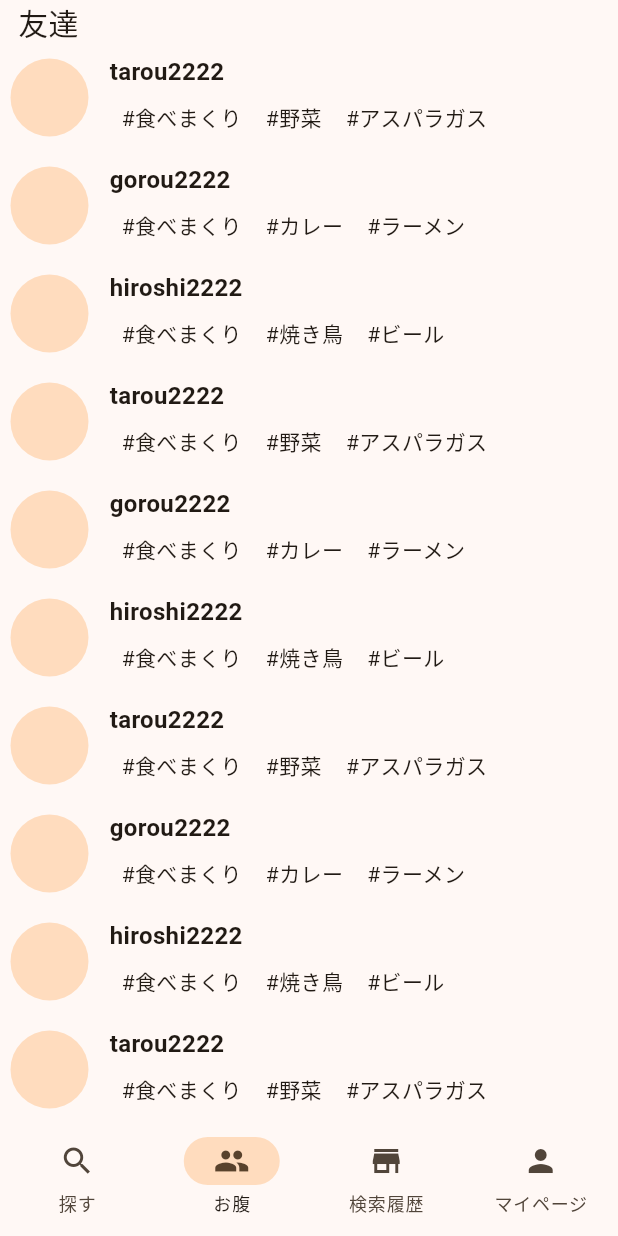
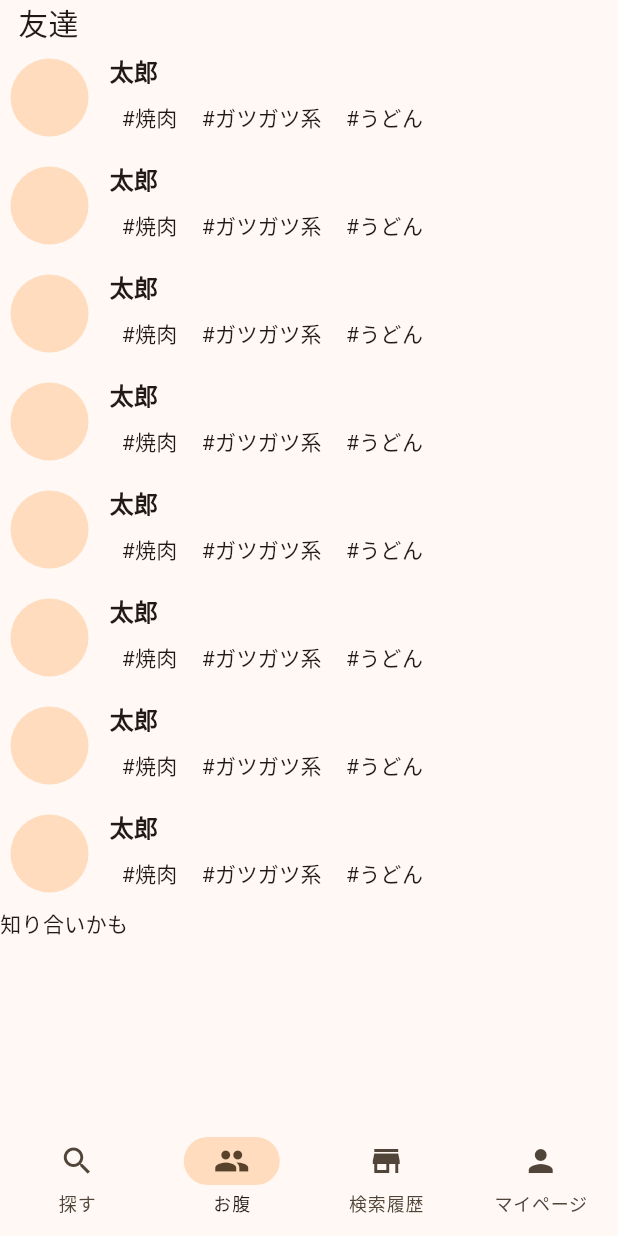
Before and after one commit to meshiiku/prototype_v1, a Flutter app: the screen it shows after launch, item 2 of the bottom bar chosen, on a phone screen of 412 x 824 dp. Run offline on Flutter 3.47's test engine with Material 3 defaults, Android fonts, the phone set to English and light mode, and no system bars; our stand-ins replace device_preview, envied, flutter_map, geolocator, latlong2; missing offline and left inert: app_settings, flutter_map_animations, flutter_map_marker_cluster.

Commit message:
change: ユーザープロフィールの構造を変更

```diff
--- a/lib/components/user_card.dart
+++ b/lib/components/user_card.dart
@@ -21,7 +21,13 @@ class UserCard extends StatelessWidget {
             margin: EdgeInsets.all(2),
             child: Row(
               children: [
-                CircleAvatar(radius: 26),
+                CircleAvatar(
+                  radius: 26,
+                  backgroundImage:
+                      profile.profileImage != null
+                          ? NetworkImage(profile.profileImage!)
+                          : null,
+                ),
                 SizedBox(width: 14),
                 Column(
                   crossAxisAlignment: CrossAxisAlignment.start,
--- a/lib/constants/user_profile_dummies.dart
+++ b/lib/constants/user_profile_dummies.dart
@@ -1,64 +1,12 @@
 import "package:prototype_v1/model/user_profile.dart";
 
 final dummyUsers = [
-  UserProfile("tarou2222", ["食べまくり", "野菜", "アスパラガス"]),
-  UserProfile("gorou2222", ["食べまくり", "カレー", "ラーメン"]),
-  UserProfile("hiroshi2222", ["食べまくり", "焼き鳥", "ビール"]),
-  UserProfile("tarou2222", ["食べまくり", "野菜", "アスパラガス"]),
-  UserProfile("gorou2222", ["食べまくり", "カレー", "ラーメン"]),
-  UserProfile("hiroshi2222", ["食べまくり", "焼き鳥", "ビール"]),
-  UserProfile("tarou2222", ["食べまくり", "野菜", "アスパラガス"]),
-  UserProfile("gorou2222", ["食べまくり", "カレー", "ラーメン"]),
-  UserProfile("hiroshi2222", ["食べまくり", "焼き鳥", "ビール"]),
-  UserProfile("tarou2222", ["食べまくり", "野菜", "アスパラガス"]),
-  UserProfile("gorou2222", ["食べまくり", "カレー", "ラーメン"]),
-  UserProfile("hiroshi2222", ["食べまくり", "焼き鳥", "ビール"]),
-  UserProfile("tarou2222", ["食べまくり", "野菜", "アスパラガス"]),
-  UserProfile("gorou2222", ["食べまくり", "カレー", "ラーメン"]),
-  UserProfile("hiroshi2222", ["食べまくり", "焼き鳥", "ビール"]),
-  UserProfile("tarou2222", ["食べまくり", "野菜", "アスパラガス"]),
-  UserProfile("gorou2222", ["食べまくり", "カレー", "ラーメン"]),
-  UserProfile("hiroshi2222", ["食べまくり", "焼き鳥", "ビール"]),
-  UserProfile("tarou2222", ["食べまくり", "野菜", "アスパラガス"]),
-  UserProfile("gorou2222", ["食べまくり", "カレー", "ラーメン"]),
-  UserProfile("hiroshi2222", ["食べまくり", "焼き鳥", "ビール"]),
-  UserProfile("tarou2222", ["食べまくり", "野菜", "アスパラガス"]),
-  UserProfile("gorou2222", ["食べまくり", "カレー", "ラーメン"]),
-  UserProfile("hiroshi2222", ["食べまくり", "焼き鳥", "ビール"]),
-  UserProfile("tarou2222", ["食べまくり", "野菜", "アスパラガス"]),
-  UserProfile("gorou2222", ["食べまくり", "カレー", "ラーメン"]),
-  UserProfile("hiroshi2222", ["食べまくり", "焼き鳥", "ビール"]),
-  UserProfile("tarou2222", ["食べまくり", "野菜", "アスパラガス"]),
-  UserProfile("gorou2222", ["食べまくり", "カレー", "ラーメン"]),
-  UserProfile("hiroshi2222", ["食べまくり", "焼き鳥", "ビール"]),
-  UserProfile("tarou2222", ["食べまくり", "野菜", "アスパラガス"]),
-  UserProfile("gorou2222", ["食べまくり", "カレー", "ラーメン"]),
-  UserProfile("hiroshi2222", ["食べまくり", "焼き鳥", "ビール"]),
-  UserProfile("tarou2222", ["食べまくり", "野菜", "アスパラガス"]),
-  UserProfile("gorou2222", ["食べまくり", "カレー", "ラーメン"]),
-  UserProfile("hiroshi2222", ["食べまくり", "焼き鳥", "ビール"]),
-  UserProfile("tarou2222", ["食べまくり", "野菜", "アスパラガス"]),
-  UserProfile("gorou2222", ["食べまくり", "カレー", "ラーメン"]),
-  UserProfile("hiroshi2222", ["食べまくり", "焼き鳥", "ビール"]),
-  UserProfile("tarou2222", ["食べまくり", "野菜", "アスパラガス"]),
-  UserProfile("gorou2222", ["食べまくり", "カレー", "ラーメン"]),
-  UserProfile("hiroshi2222", ["食べまくり", "焼き鳥", "ビール"]),
-  UserProfile("tarou2222", ["食べまくり", "野菜", "アスパラガス"]),
-  UserProfile("gorou2222", ["食べまくり", "カレー", "ラーメン"]),
-  UserProfile("hiroshi2222", ["食べまくり", "焼き鳥", "ビール"]),
-  UserProfile("tarou2222", ["食べまくり", "野菜", "アスパラガス"]),
-  UserProfile("gorou2222", ["食べまくり", "カレー", "ラーメン"]),
-  UserProfile("hiroshi2222", ["食べまくり", "焼き鳥", "ビール"]),
-  UserProfile("tarou2222", ["食べまくり", "野菜", "アスパラガス"]),
-  UserProfile("gorou2222", ["食べまくり", "カレー", "ラーメン"]),
-  UserProfile("hiroshi2222", ["食べまくり", "焼き鳥", "ビール"]),
-  UserProfile("tarou2222", ["食べまくり", "野菜", "アスパラガス"]),
-  UserProfile("gorou2222", ["食べまくり", "カレー", "ラーメン"]),
-  UserProfile("hiroshi2222", ["食べまくり", "焼き鳥", "ビール"]),
-  UserProfile("tarou2222", ["食べまくり", "野菜", "アスパラガス"]),
-  UserProfile("gorou2222", ["食べまくり", "カレー", "ラーメン"]),
-  UserProfile("hiroshi2222", ["食べまくり", "焼き鳥", "ビール"]),
-  UserProfile("tarou2222", ["食べまくり", "野菜", "アスパラガス"]),
-  UserProfile("gorou2222", ["食べまくり", "カレー", "ラーメン"]),
-  UserProfile("hiroshi2222", ["食べまくり", "焼き鳥", "ビール"]),
+  UserProfile(username: "太郎", hashtags: ["焼肉", "ガツガツ系", "うどん"]),
+  UserProfile(username: "太郎", hashtags: ["焼肉", "ガツガツ系", "うどん"]),
+  UserProfile(username: "太郎", hashtags: ["焼肉", "ガツガツ系", "うどん"]),
+  UserProfile(username: "太郎", hashtags: ["焼肉", "ガツガツ系", "うどん"]),
+  UserProfile(username: "太郎", hashtags: ["焼肉", "ガツガツ系", "うどん"]),
+  UserProfile(username: "太郎", hashtags: ["焼肉", "ガツガツ系", "うどん"]),
+  UserProfile(username: "太郎", hashtags: ["焼肉", "ガツガツ系", "うどん"]),
+  UserProfile(username: "太郎", hashtags: ["焼肉", "ガツガツ系", "うどん"]),
 ];
--- a/lib/model/user_profile.dart
+++ b/lib/model/user_profile.dart
@@ -1,6 +1,11 @@
 class UserProfile {
   String username; // ユーザー名
   List<String> hashtags; // ハッシュタグ
+  String? profileImage;
 
-  UserProfile(this.username, this.hashtags);
+  UserProfile({
+    required this.username,
+    required this.hashtags,
+    this.profileImage,
+  });
 }
--- a/lib/screen/mypage-screen.dart
+++ b/lib/screen/mypage-screen.dart
@@ -11,7 +11,12 @@ class MyPageScreen extends StatelessWidget {
     // TODO: implement build
     return ListView(
       children: [
-        UserCard(profile: UserProfile("username", ["ラーメン"])),
+        UserCard(
+          profile: UserProfile(
+            username: "太郎",
+            hashtags: ["焼肉", "ガツガツ系", "うどん"],
+          ),
+        ),
       ],
     );
   }
```
